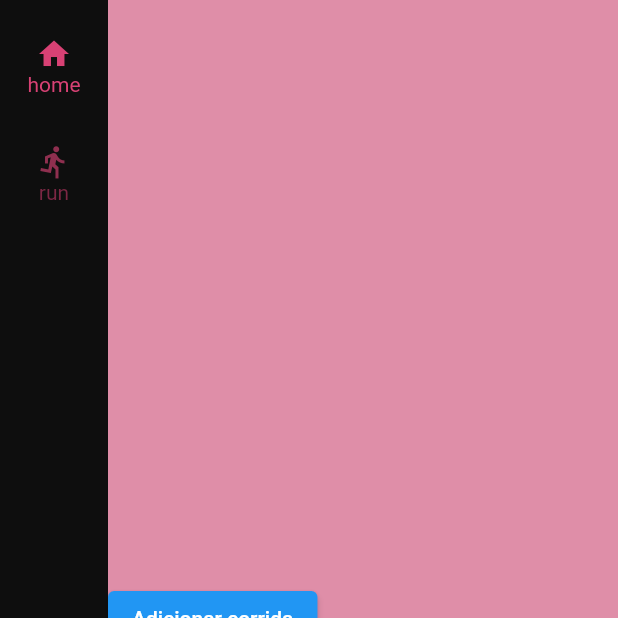
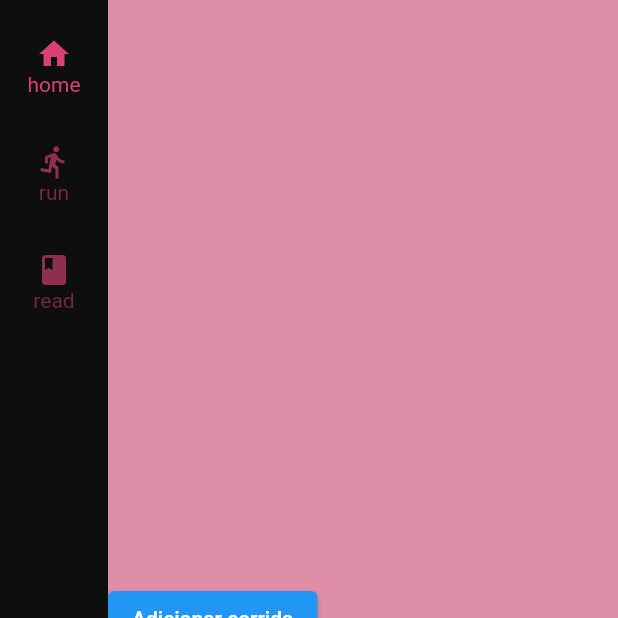
Before and after one commit to yasukawa426/flutter-academia, a Flutter app: the screen it shows after launch, on a phone screen of 412 x 824 dp, the top half of it. Run offline on Flutter 3.47's test engine with Material 2 defaults, Android fonts, the light colour scheme and no system bars; missing offline and left inert: gsheets.

Commit message:
Opção para leitura das corridas adicionada

```diff
--- a/lib/components/NavigationRail/custom_navigation_rail.dart
+++ b/lib/components/NavigationRail/custom_navigation_rail.dart
@@ -42,6 +42,13 @@ class _CustomNavigationRailState extends State<CustomNavigationRail> {
           ),
           label: Text("run"),
         ),
+        NavigationRailDestination(
+          icon: Icon(
+            Icons.book,
+            color: Color.fromARGB(255, 216, 65, 116),
+          ),
+          label: Text("read"),
+        ),
       ],
     );
   }
```
